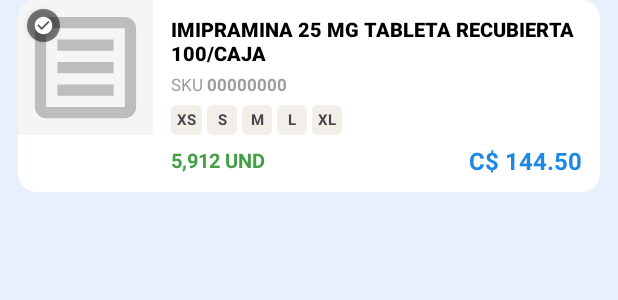
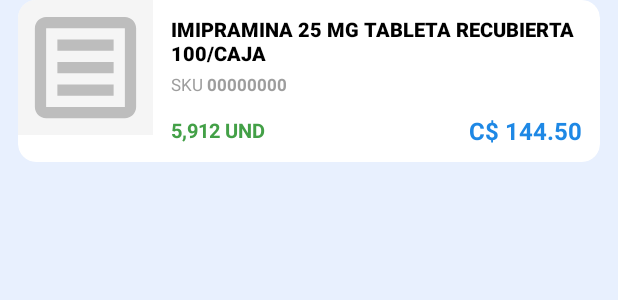
Before and after one commit to GUMADESARROLLO/GMV, an Android app: the layout item_productos.xml on its own in the app's theme, with its tools: preview values and no code run, on a phone screen of 412 x 824 dp. Shown: the top 300 px of the screen. Run offline under Robolectric (Android 15) with nearby library versions, the phone set to English and light mode, and no system bars.

Commit message:
✅ [ADD] Item Productos

```diff
--- a/app/build.gradle.kts
+++ b/app/build.gradle.kts
@@ -54,6 +54,7 @@ dependencies {
     implementation(libs.retrofit.converter.gson)
     implementation(libs.circleimageview)
     implementation(libs.swiperefreshlayout)
+    implementation(libs.picasso)
     implementation("androidx.recyclerview:recyclerview:1.3.2")
     testImplementation(libs.junit)
     androidTestImplementation(libs.androidx.junit)
--- a/app/src/main/java/com/unimarksa/gmv/models/ItemProducto.kt
+++ b/app/src/main/java/com/unimarksa/gmv/models/ItemProducto.kt
@@ -7,5 +7,7 @@ data class ItemProducto(
     val cantidad: String,
     val precio: String,
     val oferta: String? = null,
+    val bonificado: String? = null,
+    val imagenUrl: String? = null,
     val imagenResource: Int? = null
 )
--- a/app/src/main/res/layout/item_productos.xml
+++ b/app/src/main/res/layout/item_productos.xml
@@ -34,34 +34,7 @@
                 android:scaleType="centerCrop"
                 android:src="@drawable/img_empty_history" />
 
-            <!-- Badge texto "FACTURADO" (se muestra/oculta desde código) -->
-            <TextView
-                android:id="@+id/txt_offer"
-                android:layout_width="wrap_content"
-                android:layout_height="wrap_content"
-                android:layout_gravity="top|start"
-                android:layout_margin="6dp"
-                android:background="@drawable/bg_badge"
-                android:elevation="2dp"
-                android:paddingHorizontal="7dp"
-                android:paddingVertical="3dp"
-                android:text="FACTURADO"
-                android:textColor="@android:color/white"
-                android:textSize="10sp"
-                android:textStyle="bold"
-                android:visibility="gone" />
 
-            <!-- Ícono de estado circular (check / pendiente) -->
-            <ImageView
-                android:id="@+id/icon_status"
-                android:layout_width="22dp"
-                android:layout_height="22dp"
-                android:layout_gravity="top|start"
-                android:layout_margin="6dp"
-                android:background="@drawable/bg_badge_icon"
-                android:elevation="2dp"
-                android:padding="4dp"
-                android:src="@drawable/ic_check_circle" />
 
         </FrameLayout>
 
@@ -104,7 +77,7 @@
                     android:textSize="11sp" />
 
                 <TextView
-                    android:id="@+id/id_sku"
+                    android:id="@+id/id_cod_articulo"
                     android:layout_width="wrap_content"
                     android:layout_height="wrap_content"
                     android:text="00000000"
@@ -114,84 +87,13 @@
 
             </LinearLayout>
 
-            <!-- Tallas disponibles -->
+            <!-- Tallas dinámicas (desde bonificado) -->
             <LinearLayout
                 android:id="@+id/id_lyt_tallas"
                 android:layout_width="wrap_content"
                 android:layout_height="wrap_content"
                 android:layout_marginTop="6dp"
-                android:orientation="horizontal">
-
-                <TextView
-                    android:id="@+id/sz_xs"
-                    android:layout_width="wrap_content"
-                    android:layout_height="20dp"
-                    android:layout_marginEnd="3dp"
-                    android:background="@drawable/bg_size_chip"
-                    android:gravity="center"
-                    android:minWidth="20dp"
-                    android:paddingStart="4dp"
-                    android:paddingEnd="4dp"
-                    android:text="XS"
-                    android:textSize="10sp"
-                    android:textStyle="bold" />
-
-                <TextView
-                    android:id="@+id/sz_s"
-                    android:layout_width="wrap_content"
-                    android:layout_height="20dp"
-                    android:layout_marginEnd="3dp"
-                    android:background="@drawable/bg_size_chip"
-                    android:gravity="center"
-                    android:minWidth="20dp"
-                    android:paddingStart="4dp"
-                    android:paddingEnd="4dp"
-                    android:text="S"
-                    android:textSize="10sp"
-                    android:textStyle="bold" />
-
-                <TextView
-                    android:id="@+id/sz_m"
-                    android:layout_width="wrap_content"
-                    android:layout_height="20dp"
-                    android:layout_marginEnd="3dp"
-                    android:background="@drawable/bg_size_chip"
-                    android:gravity="center"
-                    android:minWidth="20dp"
-                    android:paddingStart="4dp"
-                    android:paddingEnd="4dp"
-                    android:text="M"
-                    android:textSize="10sp"
-                    android:textStyle="bold" />
-
-                <TextView
-                    android:id="@+id/sz_l"
-                    android:layout_width="wrap_content"
-                    android:layout_height="20dp"
-                    android:layout_marginEnd="3dp"
-                    android:background="@drawable/bg_size_chip"
-                    android:gravity="center"
-                    android:minWidth="20dp"
-                    android:paddingStart="4dp"
-                    android:paddingEnd="4dp"
-                    android:text="L"
-                    android:textSize="10sp"
-                    android:textStyle="bold" />
-
-                <TextView
-                    android:id="@+id/sz_xl"
-                    android:layout_width="wrap_content"
-                    android:layout_height="20dp"
-                    android:background="@drawable/bg_size_chip"
-                    android:gravity="center"
-                    android:minWidth="20dp"
-                    android:paddingStart="4dp"
-                    android:paddingEnd="4dp"
-                    android:text="XL"
-                    android:textSize="10sp"
-                    android:textStyle="bold" />
-
-            </LinearLayout>
+                android:orientation="horizontal" />
 
             <!-- Cantidad + Precio -->
             <LinearLayout
--- a/gradle/libs.versions.toml
+++ b/gradle/libs.versions.toml
@@ -15,6 +15,7 @@ okhttp = "4.12.0"
 retrofit = "2.11.0"
 circleimageview = "2.1.0"
 swiperefreshlayout = "1.1.0"
+picasso = "2.8"
 
 [libraries]
 androidx-core-ktx = { group = "androidx.core", name = "core-ktx", version.ref = "coreKtx" }
@@ -33,6 +34,7 @@ retrofit = { group = "com.squareup.retrofit2", name = "retrofit", version.ref =
 retrofit-converter-gson = { group = "com.squareup.retrofit2", name = "converter-gson", version.ref = "retrofit" }
 circleimageview = { group = "de.hdodenhof", name = "circleimageview", version.ref = "circleimageview" }
 swiperefreshlayout = { group = "androidx.swiperefreshlayout", name = "swiperefreshlayout", version.ref = "swiperefreshlayout" }
+picasso = { group = "com.squareup.picasso", name = "picasso", version.ref = "picasso" }
 
 [plugins]
 android-application = { id = "com.android.application", version.ref = "agp" }
```
Also changed, not shown: app/src/main/java/com/unimarksa/gmv/adapters/ProductosAdapter.kt (+39 -14 lines), app/src/main/java/com/unimarksa/gmv/tools/ApiService.kt (+6 -1 lines).
